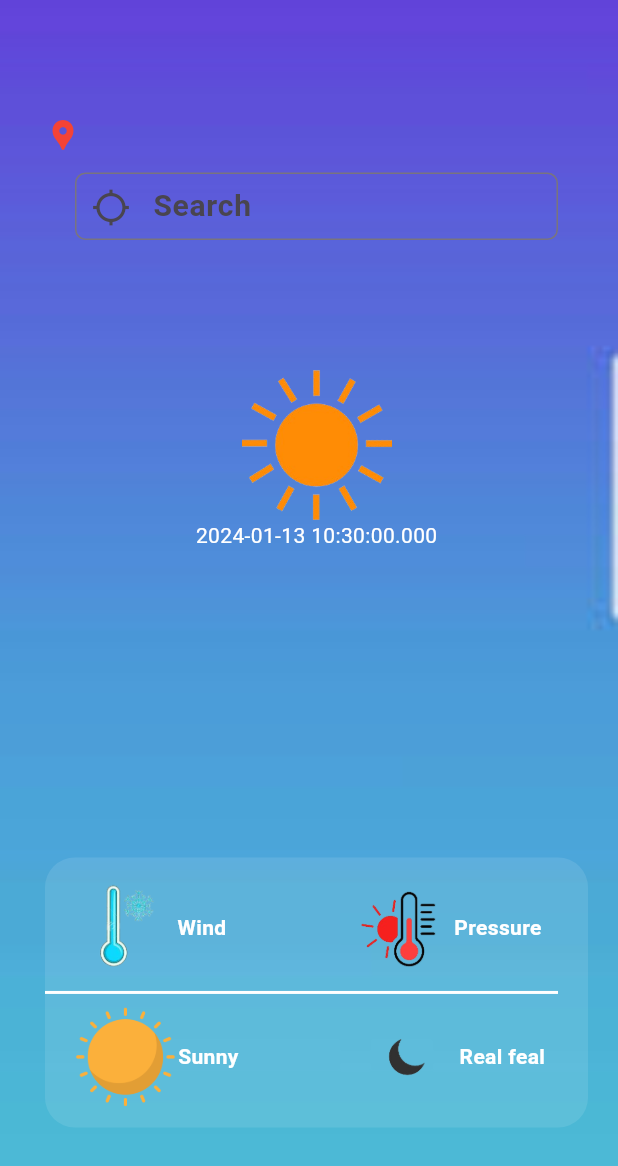
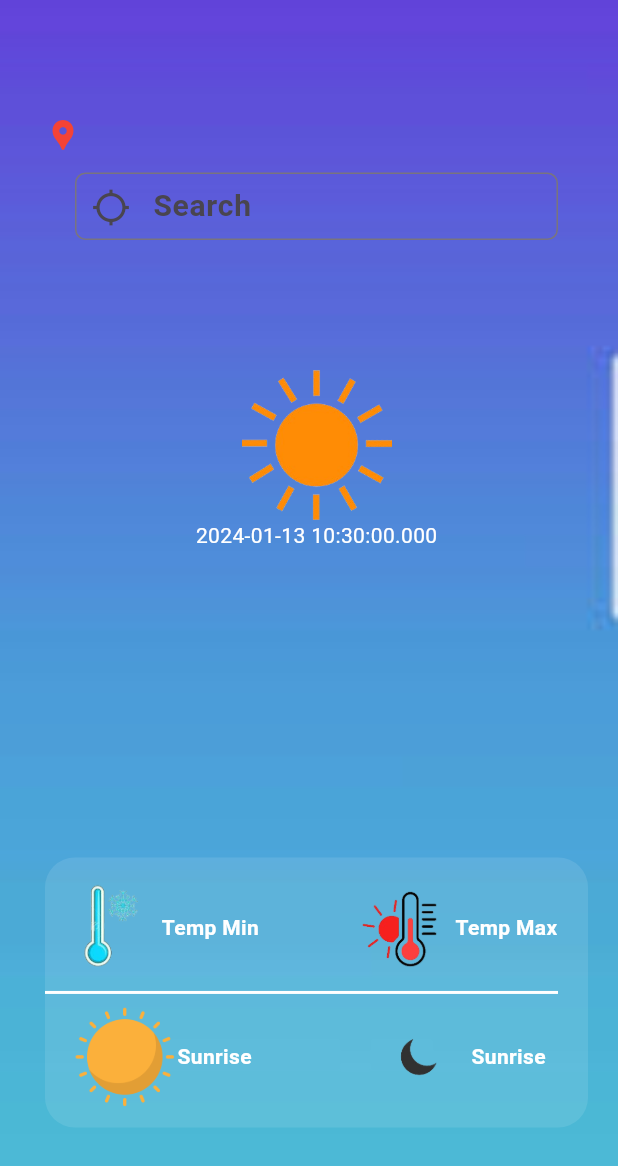
Before and after one commit to Hubaib19/weather_API, a Flutter app: the screen it shows after launch, on a phone screen of 412 x 824 dp. Shown: the top 1166 px of the screen. Run offline on Flutter 3.47's test engine with Material 3 defaults, Android fonts, the phone set to English and light mode, and no system bars; network calls fail.

```diff
--- a/lib/model/weather_model.dart
+++ b/lib/model/weather_model.dart
@@ -2,15 +2,15 @@ class Weather {
   String? cityName;
   double? temp;
   double? temp_min;
-  int? humidity;
-  double? wind;
-  int? temp_max;
+  int? sunrise;
+  int? sunset;
+  double? temp_max;
   Weather(
       {this.cityName,
       this.temp,
       this.temp_min,
-      this.humidity,
-      this.wind,
+      this.sunrise,
+      this.sunset,
       this.temp_max});
 
   Weather.fromJson(Map<String, dynamic> json) {
@@ -18,7 +18,7 @@ class Weather {
     temp = json["main"]["temp"];
     temp_min = json["main"]["temp_min"];
     temp_max = json["main"]["temp_max"];
-    humidity = json["main"]["humidity"];
-    wind = json["wind"]["speed"];
+    sunrise = json["sys"]["sunrise"];
+    sunset = json["sys"]["sunset"];
   }
 }
--- a/lib/view/home/home.dart
+++ b/lib/view/home/home.dart
@@ -172,7 +172,7 @@ class _HomeScreenState extends State<HomeScreen> {
                                         CrossAxisAlignment.start,
                                     children: [
                                       const Text(
-                                        'Wind',
+                                        'Temp Min',
                                         style: TextStyle(
                                           color: Colors.white,
                                           fontSize: 14,
@@ -211,7 +211,7 @@ class _HomeScreenState extends State<HomeScreen> {
                                         CrossAxisAlignment.start,
                                     children: [
                                       const Text(
-                                        'Pressure',
+                                        'Temp Max',
                                         style: TextStyle(
                                           color: Colors.white,
                                           fontSize: 14,
@@ -257,7 +257,7 @@ class _HomeScreenState extends State<HomeScreen> {
                                         CrossAxisAlignment.start,
                                     children: [
                                       const Text(
-                                        'Sunny',
+                                        'Sunrise',
                                         style: TextStyle(
                                           color: Colors.white,
                                           fontSize: 14,
@@ -266,7 +266,7 @@ class _HomeScreenState extends State<HomeScreen> {
                                       ),
                                       if (value.data != null)
                                         Text(
-                                          '${value.data!.humidity}',
+                                          '${value.data!.sunrise}',
                                           style: const TextStyle(
                                             color: Colors.black,
                                             fontSize: 14,
@@ -296,7 +296,7 @@ class _HomeScreenState extends State<HomeScreen> {
                                         CrossAxisAlignment.start,
                                     children: [
                                       const Text(
-                                        'Real feal',
+                                        'Sunrise',
                                         style: TextStyle(
                                           color: Colors.white,
                                           fontSize: 14,
@@ -305,7 +305,7 @@ class _HomeScreenState extends State<HomeScreen> {
                                       ),
                                       if (value.data != null)
                                         Text(
-                                          '${value.data!.wind}',
+                                          '${value.data!.sunset}',
                                           style: const TextStyle(
                                             color: Colors.black,
                                             fontSize: 14,
```
